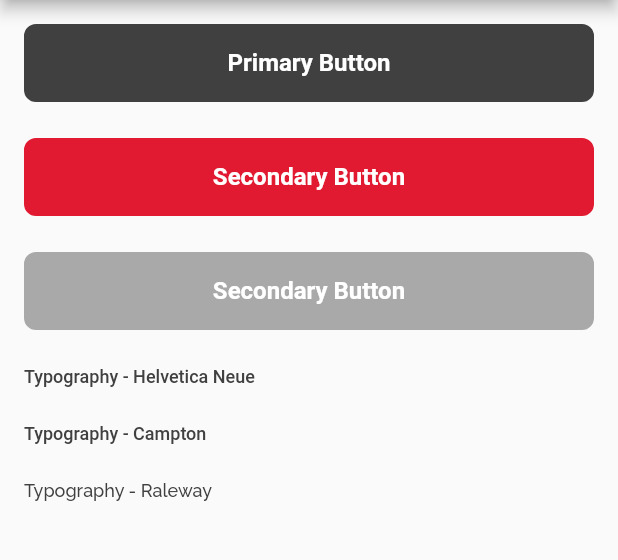
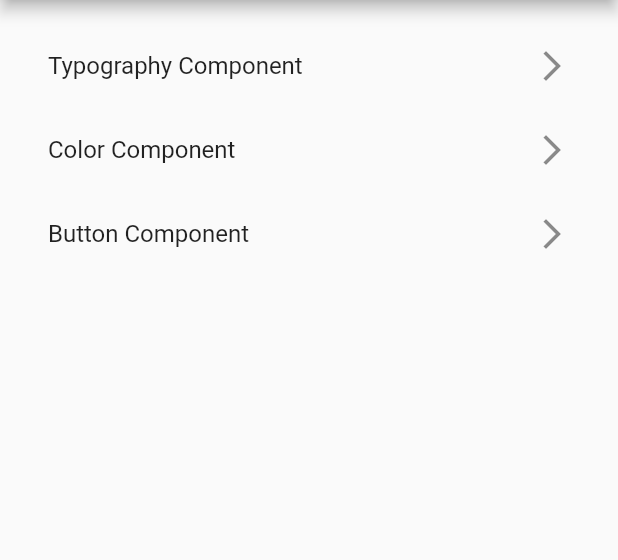
Before and after one commit to oss-homecredit-id/flutter-direct, a Flutter app: the screen it shows after launch, on a phone screen of 412 x 824 dp, the part 84-644 px from its top. Run offline on Flutter 3.47's test engine with Material 2 defaults, Android fonts, the phone set to English and light mode, and no system bars; Roboto replaces fonts that are missing (Campton, HelveticaNeue).

Commit message:
separate example project structure

```diff
--- a/example/lib/main.dart
+++ b/example/lib/main.dart
@@ -1,3 +1,6 @@
+import 'package:example/component_list/button_component.dart';
+import 'package:example/component_list/color_component.dart';
+import 'package:example/component_list/typography_component.dart';
 import 'package:flutter/material.dart';
 import 'package:flutter_direct/flutter_direct.dart';
 
@@ -7,6 +10,12 @@ class MyApp extends StatelessWidget {
   @override
   Widget build(BuildContext context) {
     return MaterialApp(
+      initialRoute: '/',
+      routes: {
+        '/button': (context) => ButtonComponent(),
+        '/typography': (context) => TypographyComponent(),
+        '/color': (context) => ColorComponent(),
+      },
       theme: ThemeData(primaryColor: Colors.grey[850]),
       home: HomeScreen(),
     );
@@ -26,94 +35,34 @@ class _HomeScreenState extends State<HomeScreen> {
           title: Text("Flutter Direct Demo"),
         ),
         body: SingleChildScrollView(
-          scrollDirection: Axis.vertical,
-          child: Container(
+            scrollDirection: Axis.vertical,
             child: Padding(
-              padding: const EdgeInsets.only(
-                top: 16.0,
-              ),
+              padding: const EdgeInsets.all(16.0),
               child: Column(
-                crossAxisAlignment: CrossAxisAlignment.start,
                 children: <Widget>[
-                  Container(
-                    padding: EdgeInsets.symmetric(horizontal: 16),
-                    child: AtomicButton(
-                      key: Key('primary-button'),
-                      onTap: () {},
-                      text: 'Primary Button',
-                      buttonSize: ButtonSize.Large,
-                      buttonColor: ButtonColor.Primary,
-                      buttonType: ButtonType.Normal,
-                    ),
+                  ListTile(
+                    trailing: Icon(Icons.arrow_forward_ios),
+                    title: Text("Typography Component"),
+                    onTap: () {
+                      Navigator.pushNamed(context, '/typography');
+                    },
                   ),
-                  SizedBox(
-                    height: 24,
+                  ListTile(
+                    trailing: Icon(Icons.arrow_forward_ios),
+                    title: Text("Color Component"),
+                    onTap: () {
+                      Navigator.pushNamed(context, '/color');
+                    },
                   ),
-                  Container(
-                    padding: EdgeInsets.symmetric(horizontal: 16),
-                    child: AtomicButton(
-                      key: Key('secondary-button'),
-                      onTap: () {},
-                      text: 'Secondary Button',
-                      buttonSize: ButtonSize.Large,
-                      buttonColor: ButtonColor.Secondary,
-                      buttonType: ButtonType.Normal,
-                    ),
-                  ),
-                  SizedBox(
-                    height: 24,
-                  ),
-                  Container(
-                    padding: EdgeInsets.symmetric(horizontal: 16),
-                    child: AtomicButton(
-                      key: Key('secondary-button'),
-                      onTap: () {},
-                      text: 'Secondary Button',
-                      buttonSize: ButtonSize.Large,
-                      buttonColor: ButtonColor.Disable,
-                      buttonType: ButtonType.Disable,
-                    ),
-                  ),
-                  SizedBox(
-                    height: 24,
-                  ),
-                  Container(
-                    padding: EdgeInsets.symmetric(horizontal: 16),
-                    child: AtomicTypography(
-                      fontType: FontType.Helvetica,
-                      color: AtomicColor.primaryColor,
-                      fontWeight: FontWeight.w500,
-                      data: 'Typography - Helvetica Neue',
-                    ),
-                  ),
-                  SizedBox(
-                    height: 24,
-                  ),
-                  Container(
-                    padding: EdgeInsets.symmetric(horizontal: 16),
-                    child: AtomicTypography(
-                      fontType: FontType.Campton,
-                      color: AtomicColor.primaryColor,
-                      fontWeight: FontWeight.w500,
-                      data: 'Typography - Campton',
-                    ),
-                  ),
-                  SizedBox(
-                    height: 24,
-                  ),
-                  Container(
-                    padding: EdgeInsets.symmetric(horizontal: 16),
-                    child: AtomicTypography(
-                      fontType: FontType.Raleway,
-                      color: AtomicColor.primaryColor,
-                      fontWeight: FontWeight.w500,
-                      data: 'Typography - Raleway',
-                    ),
+                  ListTile(
+                    trailing: Icon(Icons.arrow_forward_ios),
+                    title: Text("Button Component"),
+                    onTap: () {
+                      Navigator.pushNamed(context, '/button');
+                    },
                   ),
                 ],
               ),
-            ),
-          ),
-        ));
+            )));
   }
 }
--- a/lib/commons/atoms/font/atomic_typography.dart
+++ b/lib/commons/atoms/font/atomic_typography.dart
@@ -1,9 +1,11 @@
 part of flutter_direct;
 
-enum FontType { Title1, Title2, Title3, Body1, Body2, TextButton, Caption, Campton, Helvetica, Raleway }
+enum FontType { Title1, Title2, Title3, Body1, Body2, TextButton, Caption }
+enum FontFamily { Campton, Helvetica, Raleway }
 
 class AtomicTypography extends StatelessWidget {
   final FontType fontType;
+  final FontFamily fontFamily;
   final Color color;
   final String data;
   final FontWeight fontWeight;
@@ -13,6 +15,7 @@ class AtomicTypography extends StatelessWidget {
 
   AtomicTypography({
     this.fontType,
+    this.fontFamily,
     this.color,
     this.data,
     this.textAlign,
@@ -33,7 +36,7 @@ class AtomicTypography extends StatelessWidget {
       ),
       textScaleFactor: 1.0,
       style: TextStyle(
-        fontFamily: getFontFamilyType(fontType),
+        fontFamily: getFontFamilyType(fontFamily),
         fontSize: fontType == FontType.Title1
             ? 22
             : fontType == FontType.Title2
@@ -61,15 +64,15 @@ class AtomicTypography extends StatelessWidget {
     );
   }
 
-  getFontFamilyType(FontType fontType) {
-    switch (fontType) {
-      case FontType.Campton:
+  getFontFamilyType(FontFamily fontFamily) {
+    switch (fontFamily) {
+      case FontFamily.Campton:
         return AtomicFont.campton_font;
         break;
-      case FontType.Raleway:
+      case FontFamily.Raleway:
         return AtomicFont.raleway_font;
         break;
-      case FontType.Helvetica:
+      case FontFamily.Helvetica:
         return AtomicFont.helvetica_font;
         break;
       default:
--- a/pubspec.yaml
+++ b/pubspec.yaml
@@ -1,6 +1,6 @@
 name: flutter_direct
-description: A new Flutter project.
-version: 0.0.2
+description: Design System for Home Credit Indonesia Tippers App.
+version: 0.0.3
 author: dopefaceee & arlakay
 homepage: https://github.com/fe-homecredit-id/flutter-direct
 
```
Also changed, not shown: example/lib/component_list/button_component.dart (added, +63 -0 lines), example/lib/component_list/color_component.dart (added, +60 -0 lines), example/lib/component_list/typography_component.dart (added, +60 -0 lines), example/pubspec.lock, 2 other files.
